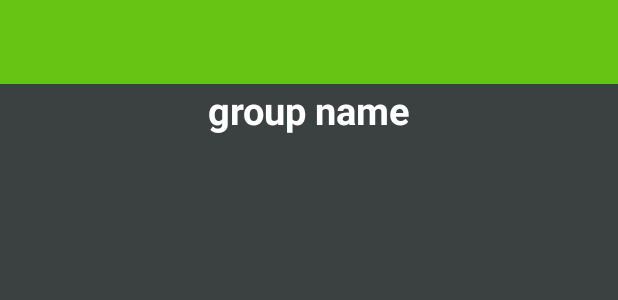
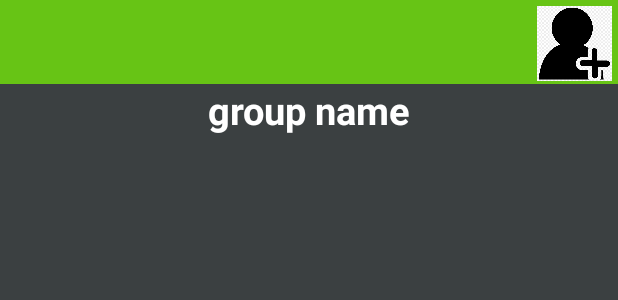
Before and after one commit to lucastai98/Orbital_CS_x, an Android app: the layout activity_group_profile.xml on its own in the app's theme, with its tools: preview values and no code run, on a phone screen of 412 x 824 dp. Shown: the top 300 px of the screen. Run offline under Robolectric (Android 15) with nearby library versions, the light colour scheme and no system bars.

```diff
--- a/app/src/main/java/com/example/myapplication/AddFriendToGroupActivity.java
+++ b/app/src/main/java/com/example/myapplication/AddFriendToGroupActivity.java
@@ -1,10 +1,13 @@
 package com.example.myapplication;
 
 import androidx.appcompat.app.AppCompatActivity;
+import androidx.appcompat.widget.Toolbar;
 
 import android.os.Bundle;
 
 public class AddFriendToGroupActivity extends AppCompatActivity {
+
+    private Toolbar mToolbar;
 
     @Override
     protected void onCreate(Bundle savedInstanceState) {
--- a/app/src/main/res/layout/activity_group_profile.xml
+++ b/app/src/main/res/layout/activity_group_profile.xml
@@ -11,6 +11,20 @@
         layout="@layout/app_bar_layout">
 
     </include>
+
+    <ImageButton
+        android:id="@+id/favourite_button"
+        android:layout_width="50dp"
+        android:layout_height="50dp"
+        android:layout_alignParentTop="true"
+        android:layout_alignParentEnd="true"
+        android:layout_marginTop="4dp"
+        android:layout_marginEnd="4dp"
+        android:scaleType= "centerCrop"
+        android:src="@drawable/addfriend"
+        android:background="@drawable/inputs"
+        android:layout_alignParentRight="true"
+        android:layout_marginRight="4dp" />
 
     <TextView
         android:id="@+id/friend_group_name"
```
Also changed, not shown: app/src/main/java/com/example/myapplication/SettingsActivity.java (+10 -3 lines), app/src/main/res/layout/activity_add_friend_to_group.xml (+0 -10 lines).
